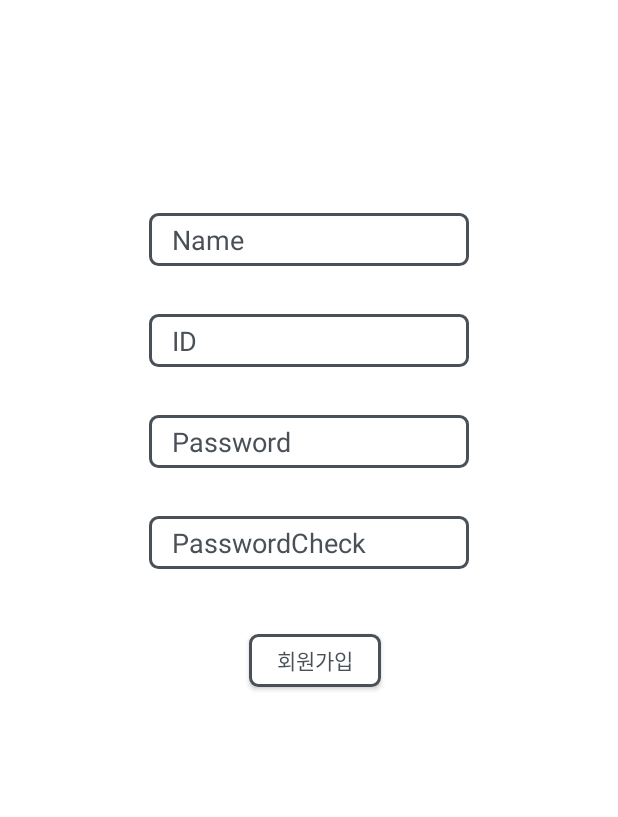
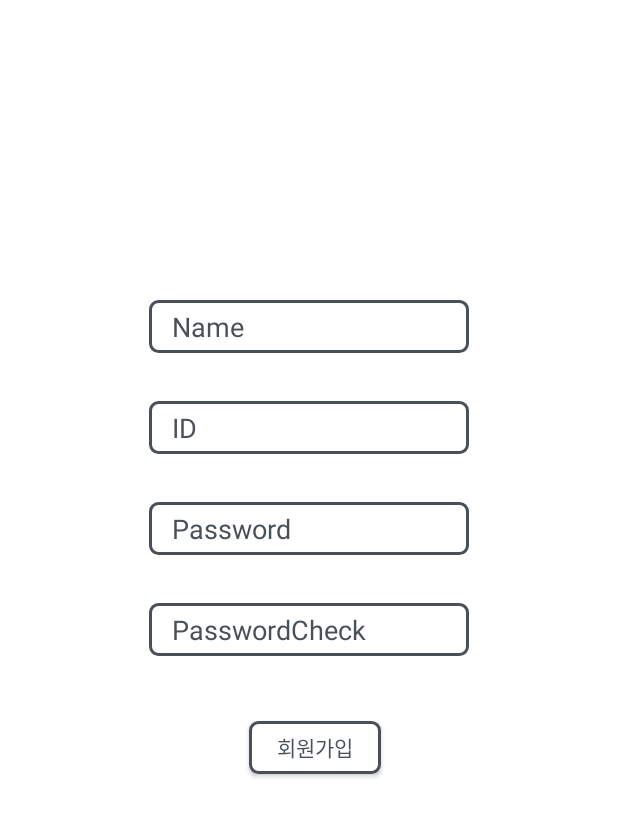
Before and after one commit to EuneeChung/Sopt25Assignment01, an Android app: the SignUpActivity screen opened directly, with no data from a screen before it, on a phone screen of 412 x 824 dp. Shown: the top 817 px of the screen. Run offline under Robolectric (Android 15) with nearby library versions, the phone set to English and light mode, and no system bars.

Commit message:
뷰조정

```diff
--- a/app/src/main/res/layout/activity_sign_up.xml
+++ b/app/src/main/res/layout/activity_sign_up.xml
@@ -13,17 +13,17 @@
         android:layout_height="wrap_content"
         android:layout_marginStart="32dp"
         android:layout_marginLeft="32dp"
-        android:layout_marginTop="142dp"
+        android:layout_marginTop="200dp"
         android:layout_marginEnd="32dp"
         android:layout_marginRight="32dp"
-        android:paddingLeft="15dp"
-        android:paddingVertical="5dp"
-        android:textColor="@color/colorGray"
-        android:textColorHint="@color/colorGray"
         android:background="@drawable/border_gray"
         android:ems="10"
         android:hint="Name"
         android:inputType="textPersonName"
+        android:paddingVertical="5dp"
+        android:paddingLeft="15dp"
+        android:textColor="@color/colorGray"
+        android:textColorHint="@color/colorGray"
         app:layout_constraintEnd_toEndOf="parent"
         app:layout_constraintStart_toStartOf="parent"
         app:layout_constraintTop_toTopOf="parent" />
```
